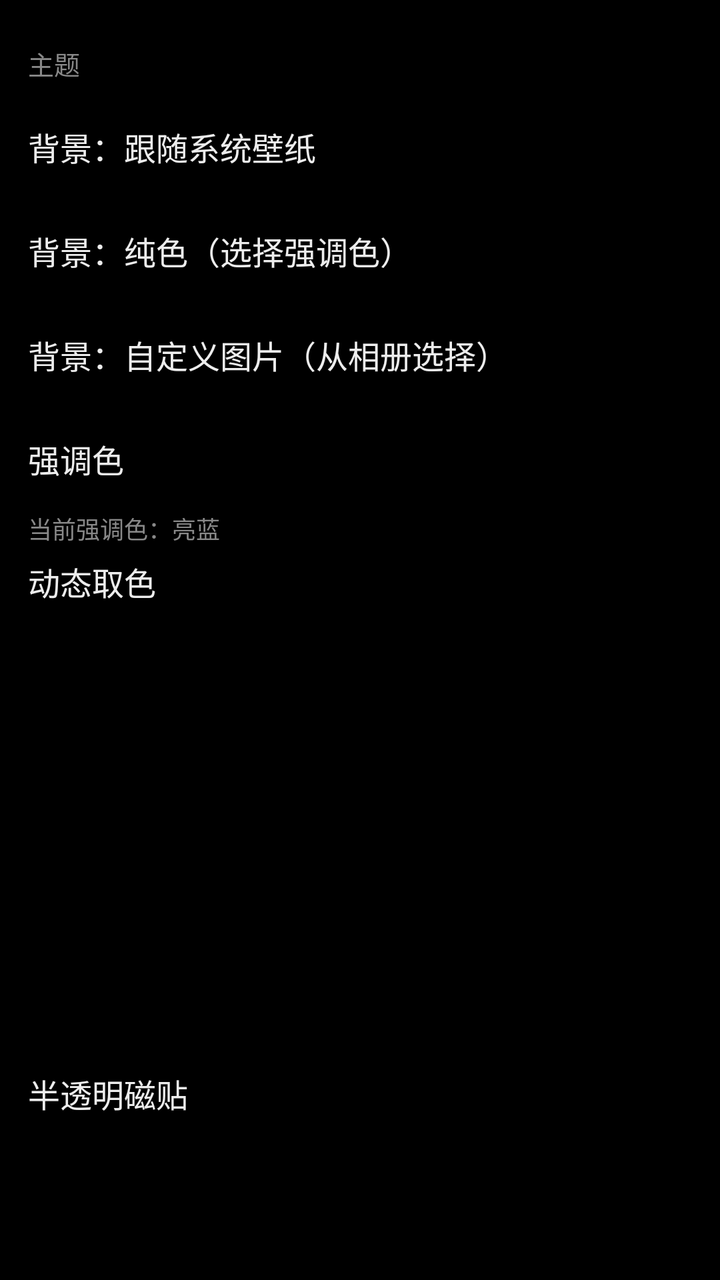
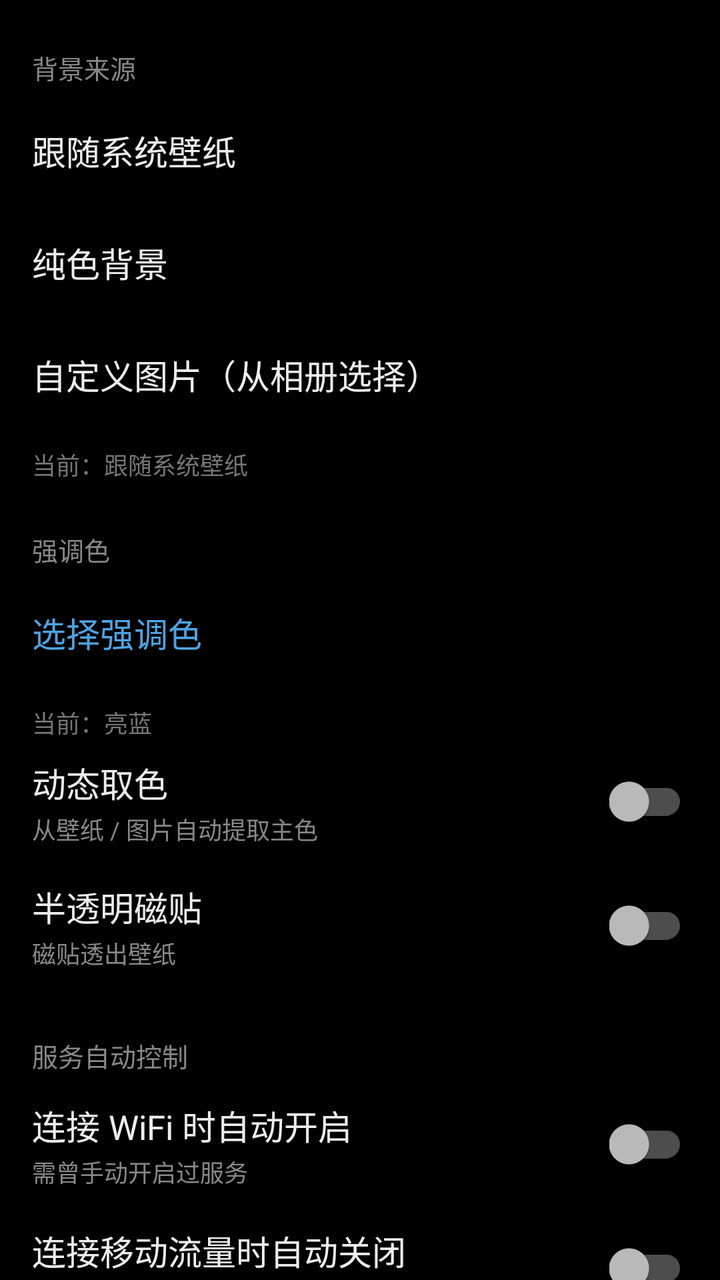

An Android layout rendered at two revisions. The XML below is the earlier revision; the diff shows what the commit changed to produce the second picture.
<!-- AndroidManifest.xml: application theme Theme.FindYouDevice.Old -->
<!-- res/layout/page_settings.xml -->
<?xml version="1.0" encoding="utf-8"?>
<androidx.core.widget.NestedScrollView xmlns:android="http://schemas.android.com/apk/res/android"
    android:layout_width="match_parent"
    android:layout_height="match_parent"
    android:background="#00000000"
    android:fillViewport="true">

    <LinearLayout
        android:layout_width="match_parent"
        android:layout_height="wrap_content"
        android:orientation="vertical"
        android:paddingBottom="28dp">
    <TextView
        android:layout_width="wrap_content"
        android:layout_height="wrap_content"
        android:layout_marginTop="22dp"
        android:paddingStart="14dp"
        android:text="主题"
        android:textColor="#FF888888"
        android:textSize="13sp" />

    <LinearLayout
        android:layout_width="match_parent"
        android:layout_height="wrap_content"
        android:layout_marginTop="6dp"
        android:orientation="vertical">
        <LinearLayout
            android:id="@+id/rowBgSystem"
            android:layout_width="match_parent"
            android:layout_height="wrap_content"
            android:background="@drawable/metro_row"
            android:clickable="true"
            android:focusable="true"
            android:gravity="center_vertical"
            android:minHeight="52dp"
            android:orientation="horizontal"
            android:paddingStart="14dp"
            android:paddingEnd="14dp">

            <TextView
                android:layout_width="0dp"
                android:layout_height="wrap_content"
                android:layout_weight="1"
                android:text="背景：跟随系统壁纸"
                android:textColor="#FFEDEDED"
                android:textSize="16sp" />
        </LinearLayout>
        <LinearLayout
            android:id="@+id/rowBgSolid"
            android:layout_width="match_parent"
            android:layout_height="wrap_content"
            android:background="@drawable/metro_row"
            android:clickable="true"
            android:focusable="true"
            android:gravity="center_vertical"
            android:minHeight="52dp"
            android:orientation="horizontal"
            android:paddingStart="14dp"
            android:paddingEnd="14dp">

            <TextView
                android:layout_width="0dp"
                android:layout_height="wrap_content"
                android:layout_weight="1"
                android:text="背景：纯色（选择强调色）"
                android:textColor="#FFEDEDED"
                android:textSize="16sp" />
        </LinearLayout>
        <LinearLayout
            android:id="@+id/rowBgImage"
            android:layout_width="match_parent"
            android:layout_height="wrap_content"
            android:background="@drawable/metro_row"
            android:clickable="true"
            android:focusable="true"
            android:gravity="center_vertical"
            android:minHeight="52dp"
            android:orientation="horizontal"
            android:paddingStart="14dp"
            android:paddingEnd="14dp">

            <TextView
                android:layout_width="0dp"
                android:layout_height="wrap_content"
                android:layout_weight="1"
                android:text="背景：自定义图片（从相册选择）"
                android:textColor="#FFEDEDED"
                android:textSize="16sp" />
        </LinearLayout>
        <LinearLayout
            android:id="@+id/rowHue"
            android:layout_width="match_parent"
            android:layout_height="wrap_content"
            android:background="@drawable/metro_row"
            android:clickable="true"
            android:focusable="true"
            android:gravity="center_vertical"
            android:minHeight="52dp"
            android:orientation="horizontal"
            android:paddingStart="14dp"
            android:paddingEnd="14dp">

            <TextView
                android:layout_width="0dp"
                android:layout_height="wrap_content"
                android:layout_weight="1"
                android:text="强调色"
                android:textColor="#FFEDEDED"
                android:textSize="16sp" />
        </LinearLayout>
        <TextView
            android:id="@+id/tvHue"
            android:layout_width="match_parent"
            android:layout_height="wrap_content"
            android:paddingStart="14dp"
            android:paddingBottom="6dp"
            android:text="当前强调色：亮蓝"
            android:textColor="#FF888888"
            android:textSize="12sp" />
        <LinearLayout
            android:layout_width="match_parent"
            android:layout_height="wrap_content"
            android:gravity="center_vertical"
            android:minHeight="60dp"
            android:orientation="horizontal"
            android:paddingStart="14dp"
            android:paddingEnd="14dp">

            <LinearLayout
                android:layout_width="0dp"
                android:layout_height="wrap_content"
                android:layout_weight="1"
                android:orientation="vertical">

                <TextView
                    android:layout_width="wrap_content"
                    android:layout_height="wrap_content"
                    android:text="动态取色"
                    android:textColor="#FFEDEDED"
                    android:textSize="16sp" />
                
            <TextView
                android:layout_width="0dp"
                android:layout_height="wrap_content"
                android:layout_weight="1"
                android:text="从壁纸 / 图片自动提取主色"
                android:textColor="#FF888888"
                android:textSize="12sp" />
            </LinearLayout>

            <androidx.appcompat.widget.SwitchCompat
                android:track="@drawable/wp_switch_track"
                android:thumb="@drawable/wp_switch_thumb"
                android:id="@+id/swDynamic"
                android:layout_width="wrap_content"
                android:layout_height="wrap_content" />
        </LinearLayout>
        <LinearLayout
            android:layout_width="match_parent"
            android:layout_height="wrap_content"
            android:gravity="center_vertical"
            android:minHeight="60dp"
            android:orientation="horizontal"
            android:paddingStart="14dp"
            android:paddingEnd="14dp">

            <LinearLayout
                android:layout_width="0dp"
                android:layout_height="wrap_content"
                android:layout_weight="1"
                android:orientation="vertical">

                <TextView
                    android:layout_width="wrap_content"
                    android:layout_height="wrap_content"
                    android:text="半透明磁贴"
                    android:textColor="#FFEDEDED"
                    android:textSize="16sp" />
                
            <TextView
                android:layout_width="0dp"
                android:layout_height="wrap_content"
                android:layout_weight="1"
                android:text="磁贴明显透出壁纸"
                android:textColor="#FF888888"
                android:textSize="12sp" />
            </LinearLayout>

            <androidx.appcompat.widget.SwitchCompat
                android:track="@drawable/wp_switch_track"
                android:thumb="@drawable/wp_switch_thumb"
                android:id="@+id/swTransparent"
                android:layout_width="wrap_content"
                android:layout_height="wrap_content" />
        </LinearLayout>
    </LinearLayout>
    <TextView
        android:layout_width="wrap_content"
        android:layout_height="wrap_content"
        android:layout_marginTop="22dp"
        android:paddingStart="14dp"
        android:text="服务自动控制"
        android:textColor="#FF888888"
        android:textSize="13sp" />

    <LinearLayout
        android:layout_width="match_parent"
        android:layout_height="wrap_content"
        android:layout_marginTop="6dp"
        android:orientation="vertical">
        <LinearLayout
            android:layout_width="match_parent"
            android:layout_height="wrap_content"
            android:gravity="center_vertical"
            android:minHeight="60dp"
            android:orientation="horizontal"
            android:paddingStart="14dp"
            android:paddingEnd="14dp">

            <LinearLayout
                android:layout_width="0dp"
                android:layout_height="wrap_content"
                android:layout_weight="1"
                android:orientation="vertical">

                <TextView
                    android:layout_width="wrap_content"
                    android:layout_height="wrap_content"
                    android:text="连接 WiFi 时自动开启"
                    android:textColor="#FFEDEDED"
                    android:textSize="16sp" />
                
            </LinearLayout>

            <androidx.appcompat.widget.SwitchCompat
                android:track="@drawable/wp_switch_track"
                android:thumb="@drawable/wp_switch_thumb"
                android:id="@+id/swAutoWifi"
                android:layout_width="wrap_content"
                android:layout_height="wrap_content" />
        </LinearLayout>
        <LinearLayout
            android:layout_width="match_parent"
            android:layout_height="wrap_content"
            android:gravity="center_vertical"
            android:minHeight="60dp"
            android:orientation="horizontal"
            android:paddingStart="14dp"
            android:paddingEnd="14dp">

            <LinearLayout
                android:layout_width="0dp"
                android:layout_height="wrap_content"
                android:layout_weight="1"
                android:orientation="vertical">

                <TextView
                    android:layout_width="wrap_content"
                    android:layout_height="wrap_content"
                    android:text="连接移动流量时自动关闭"
                    android:textColor="#FFEDEDED"
                    android:textSize="16sp" />
                
            </LinearLayout>

            <androidx.appcompat.widget.SwitchCompat
                android:track="@drawable/wp_switch_track"
                android:thumb="@drawable/wp_switch_thumb"
                android:id="@+id/swAutoCell"
                android:layout_width="wrap_content"
                android:layout_height="wrap_content" />
        </LinearLayout>
        <LinearLayout
            android:layout_width="match_parent"
            android:layout_height="wrap_content"
            android:gravity="center_vertical"
            android:minHeight="60dp"
            android:orientation="horizontal"
            android:paddingStart="14dp"
            android:paddingEnd="14dp">

            <LinearLayout
                android:layout_width="0dp"
                android:layout_height="wrap_content"
                android:layout_weight="1"
                android:orientation="vertical">

                <TextView
                    android:layout_width="wrap_content"
                    android:layout_height="wrap_content"
                    android:text="连接热点 / 计量网络时自动关闭"
                    android:textColor="#FFEDEDED"
                    android:textSize="16sp" />
                
            </LinearLayout>

            <androidx.appcompat.widget.SwitchCompat
                android:track="@drawable/wp_switch_track"
                android:thumb="@drawable/wp_switch_thumb"
                android:id="@+id/swAutoMetered"
                android:layout_width="wrap_content"
                android:layout_height="wrap_content" />
        </LinearLayout>
    </LinearLayout>
    <TextView
        android:layout_width="wrap_content"
        android:layout_height="wrap_content"
        android:layout_marginTop="22dp"
        android:paddingStart="14dp"
        android:text="主机配置"
        android:textColor="#FF888888"
        android:textSize="13sp" />

    <LinearLayout
        android:layout_width="match_parent"
        android:layout_height="wrap_content"
        android:layout_marginTop="6dp"
        android:orientation="vertical"
        android:paddingStart="14dp"
        android:paddingEnd="14dp">

        <EditText
            android:id="@+id/etPassword"
            android:layout_width="match_parent"
            android:layout_height="wrap_content"
            android:layout_marginTop="6dp"
            android:hint="Web 控制台密码（留空清除）"
            android:inputType="textPassword"
            android:textColor="#FFEDEDED"
            android:textColorHint="#FF777777"
            android:textSize="15sp" />

        <TextView
            android:id="@+id/btnSavePwd"
            android:layout_width="match_parent"
            android:layout_height="46dp"
            android:layout_marginTop="8dp"
            android:background="@drawable/metro_row"
            android:gravity="start|center_vertical"
            android:text="保存密码"
            android:textColor="#FF4FA3E3"
            android:textSize="15sp" />

        <EditText
            android:id="@+id/etFlash"
            android:layout_width="match_parent"
            android:layout_height="wrap_content"
            android:layout_marginTop="10dp"
            android:hint="闪光灯 sysfs 节点（root）"
            android:inputType="text"
            android:textColor="#FFEDEDED"
            android:textColorHint="#FF777777"
            android:textSize="15sp" />

        <TextView
            android:id="@+id/btnSaveFlash"
            android:layout_width="match_parent"
            android:layout_height="46dp"
            android:layout_marginTop="8dp"
            android:background="@drawable/metro_row"
            android:gravity="start|center_vertical"
            android:text="保存节点"
            android:textColor="#FF4FA3E3"
            android:textSize="15sp" />

        <TextView
            android:id="@+id/tvBgMode"
            android:layout_width="wrap_content"
            android:layout_height="wrap_content"
            android:layout_marginTop="12dp"
            android:text="当前：系统壁纸"
            android:textColor="#FF777777"
            android:textSize="12sp" />

        <TextView
            android:layout_width="wrap_content"
            android:layout_height="wrap_content"
            android:layout_marginTop="2dp"
            android:text="FindYouDevice-old v1.0.0"
            android:textColor="#FF777777"
            android:textSize="12sp" />
    </LinearLayout>

    <TextView
        android:layout_width="wrap_content"
        android:layout_height="wrap_content"
        android:layout_marginTop="22dp"
        android:paddingStart="14dp"
        android:text="联系与项目"
        android:textColor="#FF888888"
        android:textSize="13sp" />

    <LinearLayout
        android:layout_width="match_parent"
        android:layout_height="wrap_content"
        android:layout_marginTop="6dp"
        android:orientation="vertical">
        <LinearLayout
            android:id="@+id/rowProjectSet"
            android:layout_width="match_parent"
            android:layout_height="wrap_content"
            android:background="@drawable/metro_row"
            android:clickable="true"
            android:focusable="true"
            android:gravity="center_vertical"
            android:minHeight="52dp"
            android:orientation="horizontal"
            android:paddingStart="14dp"
            android:paddingEnd="14dp">

            <TextView
                android:layout_width="0dp"
                android:layout_height="wrap_content"
                android:layout_weight="1"
                android:text="项目地址（点击打开）"
                android:textColor="#FFEDEDED"
                android:textSize="16sp" />
        </LinearLayout>
        <LinearLayout
            android:id="@+id/rowQqSet"
            android:layout_width="match_parent"
            android:layout_height="wrap_content"
            android:background="@drawable/metro_row"
            android:clickable="true"
            android:focusable="true"
            android:gravity="center_vertical"
            android:minHeight="52dp"
            android:orientation="horizontal"
            android:paddingStart="14dp"
            android:paddingEnd="14dp">

            <TextView
                android:layout_width="0dp"
                android:layout_height="wrap_content"
                android:layout_weight="1"
                android:text="联系作者 · QQ（点击复制）3891605032"
                android:textColor="#FFEDEDED"
                android:textSize="16sp" />
        </LinearLayout>
        <LinearLayout
            android:id="@+id/rowMailSet"
            android:layout_width="match_parent"
            android:layout_height="wrap_content"
            android:background="@drawable/metro_row"
            android:clickable="true"
            android:focusable="true"
            android:gravity="center_vertical"
            android:minHeight="52dp"
            android:orientation="horizontal"
            android:paddingStart="14dp"
            android:paddingEnd="14dp">

            <TextView
                android:layout_width="0dp"
                android:layout_height="wrap_content"
                android:layout_weight="1"
                android:text="fxxkhw676767@outlook.com"
                android:textColor="#FFEDEDED"
                android:textSize="16sp" />
        </LinearLayout>
    </LinearLayout>
    </LinearLayout>
</androidx.core.widget.NestedScrollView>
<!-- resources referenced by this layout -->
<resources>
  <!-- drawable metro_row (drawable) -->
  <?xml version="1.0" encoding="utf-8"?>
  <selector xmlns:android="http://schemas.android.com/apk/res/android">
      <item android:state_pressed="true">
          <shape android:shape="rectangle">
              <solid android:color="@color/metro_tile_blue" />
              <corners android:radius="0dp" />
          </shape>
      </item>
      <item>
          <shape android:shape="rectangle">
              <solid android:color="#00000000" />
              <corners android:radius="0dp" />
          </shape>
      </item>
  </selector>
  <!-- drawable wp_switch_thumb (drawable) -->
  <?xml version="1.0" encoding="utf-8"?>
  <selector xmlns:android="http://schemas.android.com/apk/res/android">
      <item android:state_checked="true">
          <shape android:shape="rectangle">
              <solid android:color="#FFEDEDED" />
              <corners android:radius="0dp" />
          </shape>
      </item>
      <item>
          <shape android:shape="rectangle">
              <solid android:color="#FFEDEDED" />
              <corners android:radius="0dp" />
          </shape>
      </item>
  </selector>
  <!-- drawable wp_switch_track (drawable) -->
  <?xml version="1.0" encoding="utf-8"?>
  <selector xmlns:android="http://schemas.android.com/apk/res/android">
      <item android:state_checked="true">
          <shape android:shape="rectangle">
              <solid android:color="#FF5A5A5A" />
              <corners android:radius="0dp" />
              <stroke android:width="1dp" android:color="#FFEDEDED" />
          </shape>
      </item>
      <item>
          <shape android:shape="rectangle">
              <solid android:color="#FF2A2A2A" />
              <corners android:radius="0dp" />
              <stroke android:width="1dp" android:color="#FF888888" />
          </shape>
      </item>
  </selector>
  <style name="Theme.FindYouDevice.Old" parent="Theme.AppCompat.NoActionBar">
          <item name="android:windowBackground">@color/metro_bg</item>
          <item name="android:statusBarColor">@color/metro_bg</item>
          <item name="android:colorBackground">@color/metro_bg</item>
          <item name="colorPrimary">@color/metro_tile_blue</item>
          <item name="colorPrimaryDark">@color/metro_tile_blue_pressed</item>
          <item name="colorAccent">@color/metro_tile_blue</item>
          <item name="android:textColorPrimary">@color/metro_text_primary</item>
          <item name="android:textColorSecondary">@color/metro_text_secondary</item>
      </style>
  <color name="metro_tile_blue">#FF0078D7</color>
  <color name="metro_bg">#FF000000</color>
  <color name="metro_tile_blue_pressed">#FF005A9E</color>
  <color name="metro_text_primary">#FFFFFFFF</color>
  <color name="metro_text_secondary">#FFAAAAAA</color>
</resources>

<!-- the commit's change to res/layout/page_settings.xml (unified diff, before → after) -->
@@ -9,455 +9,375 @@
         android:layout_width="match_parent"
         android:layout_height="wrap_content"
         android:orientation="vertical"
-        android:paddingBottom="28dp">
-    <TextView
-        android:layout_width="wrap_content"
-        android:layout_height="wrap_content"
-        android:layout_marginTop="22dp"
-        android:paddingStart="14dp"
-        android:text="主题"
-        android:textColor="#FF888888"
-        android:textSize="13sp" />
-
+        android:paddingBottom="32dp">
+    <TextView
+        android:layout_width="wrap_content"
+        android:layout_height="wrap_content"
+        android:layout_marginTop="24dp"
+        android:layout_marginBottom="4dp"
+        android:paddingStart="16dp"
+        android:text="背景来源"
+        android:textColor="#FF888888"
+        android:textSize="13sp" />
+        <TextView
+            android:id="@+id/rowBgSystem"
+            android:layout_width="match_parent"
+            android:layout_height="56dp"
+            android:background="@drawable/metro_row"
+            android:gravity="start|center_vertical"
+            android:paddingStart="16dp"
+            android:paddingEnd="16dp"
+            android:text="跟随系统壁纸"
+            android:textColor="#FFEDEDED"
+            android:textSize="17sp" />
+        <TextView
+            android:id="@+id/rowBgSolid"
+            android:layout_width="match_parent"
+            android:layout_height="56dp"
+            android:background="@drawable/metro_row"
+            android:gravity="start|center_vertical"
+            android:paddingStart="16dp"
+            android:paddingEnd="16dp"
+            android:text="纯色背景"
+            android:textColor="#FFEDEDED"
+            android:textSize="17sp" />
+        <TextView
+            android:id="@+id/rowBgImage"
+            android:layout_width="match_parent"
+            android:layout_height="56dp"
+            android:background="@drawable/metro_row"
+            android:gravity="start|center_vertical"
+            android:paddingStart="16dp"
+            android:paddingEnd="16dp"
+            android:text="自定义图片（从相册选择）"
+            android:textColor="#FFEDEDED"
+            android:textSize="17sp" />
+    <TextView
+        android:id="@+id/tvBgCurrent"
+        android:layout_width="wrap_content"
+        android:layout_height="wrap_content"
+        android:paddingStart="16dp"
+        android:paddingTop="8dp"
+        android:text="当前：跟随系统壁纸"
+        android:textColor="#FF777777"
+        android:textSize="12sp" />
+    <TextView
+        android:layout_width="wrap_content"
+        android:layout_height="wrap_content"
+        android:layout_marginTop="24dp"
+        android:layout_marginBottom="4dp"
+        android:paddingStart="16dp"
+        android:text="强调色"
+        android:textColor="#FF888888"
+        android:textSize="13sp" />
+        <TextView
+            android:id="@+id/rowHue"
+            android:layout_width="match_parent"
+            android:layout_height="56dp"
+            android:background="@drawable/metro_row"
+            android:gravity="start|center_vertical"
+            android:paddingStart="16dp"
+            android:paddingEnd="16dp"
+            android:text="选择强调色"
+            android:textColor="#FF4FA3E3"
+            android:textSize="17sp" />
+    <TextView
+        android:id="@+id/tvHue"
+        android:layout_width="wrap_content"
+        android:layout_height="wrap_content"
+        android:paddingStart="16dp"
+        android:paddingTop="8dp"
+        android:text="当前：亮蓝"
+        android:textColor="#FF777777"
+        android:textSize="12sp" />
+        <LinearLayout
+            android:layout_width="match_parent"
+            android:layout_height="wrap_content"
+            android:gravity="center_vertical"
+            android:minHeight="62dp"
+            android:orientation="horizontal"
+            android:paddingStart="16dp"
+            android:paddingEnd="16dp">
+
+            <LinearLayout
+                android:layout_width="0dp"
+                android:layout_height="wrap_content"
+                android:layout_weight="1"
+                android:orientation="vertical">
+
+                <TextView
+                    android:layout_width="wrap_content"
+                    android:layout_height="wrap_content"
+                    android:text="动态取色"
+                    android:textColor="#FFEDEDED"
+                    android:textSize="17sp" />
+                <TextView
+                    android:layout_width="wrap_content"
+                    android:layout_height="wrap_content"
+                    android:layout_marginTop="2dp"
+                    android:text="从壁纸 / 图片自动提取主色"
+                    android:textColor="#FF888888"
+                    android:textSize="12sp" />
+            </LinearLayout>
+
+            <androidx.appcompat.widget.SwitchCompat
+                android:id="@+id/swDynamic"
+                android:layout_width="wrap_content"
+                android:layout_height="wrap_content"
+                android:layout_marginStart="12dp" />
+        </LinearLayout>
+        <LinearLayout
+            android:layout_width="match_parent"
+            android:layout_height="wrap_content"
+            android:gravity="center_vertical"
+            android:minHeight="62dp"
+            android:orientation="horizontal"
+            android:paddingStart="16dp"
+            android:paddingEnd="16dp">
+
+            <LinearLayout
+                android:layout_width="0dp"
+                android:layout_height="wrap_content"
+                android:layout_weight="1"
+                android:orientation="vertical">
+
+                <TextView
+                    android:layout_width="wrap_content"
+                    android:layout_height="wrap_content"
+                    android:text="半透明磁贴"
+                    android:textColor="#FFEDEDED"
+                    android:textSize="17sp" />
+                <TextView
+                    android:layout_width="wrap_content"
+                    android:layout_height="wrap_content"
+                    android:layout_marginTop="2dp"
+                    android:text="磁贴透出壁纸"
+                    android:textColor="#FF888888"
+                    android:textSize="12sp" />
+            </LinearLayout>
+
+            <androidx.appcompat.widget.SwitchCompat
+                android:id="@+id/swTransparent"
+                android:layout_width="wrap_content"
+                android:layout_height="wrap_content"
+                android:layout_marginStart="12dp" />
+        </LinearLayout>
+    <TextView
+        android:layout_width="wrap_content"
+        android:layout_height="wrap_content"
+        android:layout_marginTop="24dp"
+        android:layout_marginBottom="4dp"
+        android:paddingStart="16dp"
+        android:text="服务自动控制"
+        android:textColor="#FF888888"
+        android:textSize="13sp" />
+        <LinearLayout
+            android:layout_width="match_parent"
+            android:layout_height="wrap_content"
+            android:gravity="center_vertical"
+            android:minHeight="62dp"
+            android:orientation="horizontal"
+            android:paddingStart="16dp"
+            android:paddingEnd="16dp">
+
+            <LinearLayout
+                android:layout_width="0dp"
+                android:layout_height="wrap_content"
+                android:layout_weight="1"
+                android:orientation="vertical">
+
+                <TextView
+                    android:layout_width="wrap_content"
+                    android:layout_height="wrap_content"
+                    android:text="连接 WiFi 时自动开启"
+                    android:textColor="#FFEDEDED"
+                    android:textSize="17sp" />
+                <TextView
+                    android:layout_width="wrap_content"
+                    android:layout_height="wrap_content"
+                    android:layout_marginTop="2dp"
+                    android:text="需曾手动开启过服务"
+                    android:textColor="#FF888888"
+                    android:textSize="12sp" />
+            </LinearLayout>
+
+            <androidx.appcompat.widget.SwitchCompat
+                android:id="@+id/swAutoWifi"
+                android:layout_width="wrap_content"
+                android:layout_height="wrap_content"
+                android:layout_marginStart="12dp" />
+        </LinearLayout>
+        <LinearLayout
+            android:layout_width="match_parent"
+            android:layout_height="wrap_content"
+            android:gravity="center_vertical"
+            android:minHeight="62dp"
+            android:orientation="horizontal"
+            android:paddingStart="16dp"
+            android:paddingEnd="16dp">
+
+            <LinearLayout
+                android:layout_width="0dp"
+                android:layout_height="wrap_content"
+                android:layout_weight="1"
+                android:orientation="vertical">
+
+                <TextView
+                    android:layout_width="wrap_content"
+                    android:layout_height="wrap_content"
+                    android:text="连接移动流量时自动关闭"
+                    android:textColor="#FFEDEDED"
+                    android:textSize="17sp" />
+                <TextView
+                    android:layout_width="wrap_content"
+                    android:layout_height="wrap_content"
+                    android:layout_marginTop="2dp"
+                    android:text=""
+                    android:textColor="#FF888888"
+                    android:textSize="12sp" />
+            </LinearLayout>
+
+            <androidx.appcompat.widget.SwitchCompat
+                android:id="@+id/swAutoCell"
+                android:layout_width="wrap_content"
+                android:layout_height="wrap_content"
+                android:layout_marginStart="12dp" />
+        </LinearLayout>
+        <LinearLayout
+            android:layout_width="match_parent"
+            android:layout_height="wrap_content"
+            android:gravity="center_vertical"
+            android:minHeight="62dp"
+            android:orientation="horizontal"
+            android:paddingStart="16dp"
+            android:paddingEnd="16dp">
+
+            <LinearLayout
+                android:layout_width="0dp"
+                android:layout_height="wrap_content"
+                android:layout_weight="1"
+                android:orientation="vertical">
+
+                <TextView
+                    android:layout_width="wrap_content"
+                    android:layout_height="wrap_content"
+                    android:text="连接热点 / 计量网络时自动关闭"
+                    android:textColor="#FFEDEDED"
+                    android:textSize="17sp" />
+                <TextView
+                    android:layout_width="wrap_content"
+                    android:layout_height="wrap_content"
+                    android:layout_marginTop="2dp"
+                    android:text=""
+                    android:textColor="#FF888888"
+                    android:textSize="12sp" />
+            </LinearLayout>
+
+            <androidx.appcompat.widget.SwitchCompat
+                android:id="@+id/swAutoMetered"
+                android:layout_width="wrap_content"
+                android:layout_height="wrap_content"
+                android:layout_marginStart="12dp" />
+        </LinearLayout>
+    <TextView
+        android:layout_width="wrap_content"
+        android:layout_height="wrap_content"
+        android:layout_marginTop="24dp"
+        android:layout_marginBottom="4dp"
+        android:paddingStart="16dp"
+        android:text="主机配置"
+        android:textColor="#FF888888"
+        android:textSize="13sp" />
     <LinearLayout
         android:layout_width="match_parent"
         android:layout_height="wrap_content"
-        android:layout_marginTop="6dp"
-        android:orientation="vertical">
-        <LinearLayout
-            android:id="@+id/rowBgSystem"
-            android:layout_width="match_parent"
-            android:layout_height="wrap_content"
-            android:background="@drawable/metro_row"
-            android:clickable="true"
-            android:focusable="true"
-            android:gravity="center_vertical"
-            android:minHeight="52dp"
-            android:orientation="horizontal"
-            android:paddingStart="14dp"
-            android:paddingEnd="14dp">
-
-            <TextView
-                android:layout_width="0dp"
-                android:layout_height="wrap_content"
-                android:layout_weight="1"
-                android:text="背景：跟随系统壁纸"
-                android:textColor="#FFEDEDED"
-                android:textSize="16sp" />
-        </LinearLayout>
-        <LinearLayout
-            android:id="@+id/rowBgSolid"
-            android:layout_width="match_parent"
-            android:layout_height="wrap_content"
-            android:background="@drawable/metro_row"
-            android:clickable="true"
-            android:focusable="true"
-            android:gravity="center_vertical"
-            android:minHeight="52dp"
-            android:orientation="horizontal"
-            android:paddingStart="14dp"
-            android:paddingEnd="14dp">
-
-            <TextView
-                android:layout_width="0dp"
-                android:layout_height="wrap_content"
-                android:layout_weight="1"
-                android:text="背景：纯色（选择强调色）"
-                android:textColor="#FFEDEDED"
-                android:textSize="16sp" />
-        </LinearLayout>
-        <LinearLayout
-            android:id="@+id/rowBgImage"
-            android:layout_width="match_parent"
-            android:layout_height="wrap_content"
-            android:background="@drawable/metro_row"
-            android:clickable="true"
-            android:focusable="true"
-            android:gravity="center_vertical"
-            android:minHeight="52dp"
-            android:orientation="horizontal"
-            android:paddingStart="14dp"
-            android:paddingEnd="14dp">
-
-            <TextView
-                android:layout_width="0dp"
-                android:layout_height="wrap_content"
-                android:layout_weight="1"
-                android:text="背景：自定义图片（从相册选择）"
-                android:textColor="#FFEDEDED"
-                android:textSize="16sp" />
-        </LinearLayout>
-        <LinearLayout
-            android:id="@+id/rowHue"
-            android:layout_width="match_parent"
-            android:layout_height="wrap_content"
-            android:background="@drawable/metro_row"
-            android:clickable="true"
-            android:focusable="true"
-            android:gravity="center_vertical"
-            android:minHeight="52dp"
-            android:orientation="horizontal"
-            android:paddingStart="14dp"
-            android:paddingEnd="14dp">
-
-            <TextView
-                android:layout_width="0dp"
-                android:layout_height="wrap_content"
-                android:layout_weight="1"
-                android:text="强调色"
-                android:textColor="#FFEDEDED"
-                android:textSize="16sp" />
-        </LinearLayout>
-        <TextView
-            android:id="@+id/tvHue"
-            android:layout_width="match_parent"
-            android:layout_height="wrap_content"
-            android:paddingStart="14dp"
-            android:paddingBottom="6dp"
-            android:text="当前强调色：亮蓝"
-            android:textColor="#FF888888"
-            android:textSize="12sp" />
-        <LinearLayout
-            android:layout_width="match_parent"
-            android:layout_height="wrap_content"
-            android:gravity="center_vertical"
-            android:minHeight="60dp"
-            android:orientation="horizontal"
-            android:paddingStart="14dp"
-            android:paddingEnd="14dp">
-
-            <LinearLayout
-                android:layout_width="0dp"
-                android:layout_height="wrap_content"
-                android:layout_weight="1"
-                android:orientation="vertical">
-
-                <TextView
-                    android:layout_width="wrap_content"
-                    android:layout_height="wrap_content"
-                    android:text="动态取色"
-                    android:textColor="#FFEDEDED"
-                    android:textSize="16sp" />
-                
-            <TextView
-                android:layout_width="0dp"
-                android:layout_height="wrap_content"
-                android:layout_weight="1"
-                android:text="从壁纸 / 图片自动提取主色"
-                android:textColor="#FF888888"
-                android:textSize="12sp" />
-            </LinearLayout>
-
-            <androidx.appcompat.widget.SwitchCompat
-                android:track="@drawable/wp_switch_track"
-                android:thumb="@drawable/wp_switch_thumb"
-                android:id="@+id/swDynamic"
-                android:layout_width="wrap_content"
-                android:layout_height="wrap_content" />
-        </LinearLayout>
-        <LinearLayout
-            android:layout_width="match_parent"
-            android:layout_height="wrap_content"
-            android:gravity="center_vertical"
-            android:minHeight="60dp"
-            android:orientation="horizontal"
-            android:paddingStart="14dp"
-            android:paddingEnd="14dp">
-
-            <LinearLayout
-                android:layout_width="0dp"
-                android:layout_height="wrap_content"
-                android:layout_weight="1"
-                android:orientation="vertical">
-
-                <TextView
-                    android:layout_width="wrap_content"
-                    android:layout_height="wrap_content"
-                    android:text="半透明磁贴"
-                    android:textColor="#FFEDEDED"
-                    android:textSize="16sp" />
-                
-            <TextView
-                android:layout_width="0dp"
-                android:layout_height="wrap_content"
-                android:layout_weight="1"
-                android:text="磁贴明显透出壁纸"
-                android:textColor="#FF888888"
-                android:textSize="12sp" />
-            </LinearLayout>
-
-            <androidx.appcompat.widget.SwitchCompat
-                android:track="@drawable/wp_switch_track"
-                android:thumb="@drawable/wp_switch_thumb"
-                android:id="@+id/swTransparent"
-                android:layout_width="wrap_content"
-                android:layout_height="wrap_content" />
-        </LinearLayout>
-    </LinearLayout>
-    <TextView
-        android:layout_width="wrap_content"
-        android:layout_height="wrap_content"
-        android:layout_marginTop="22dp"
-        android:paddingStart="14dp"
-        android:text="服务自动控制"
-        android:textColor="#FF888888"
-        android:textSize="13sp" />
-
-    <LinearLayout
-        android:layout_width="match_parent"
-        android:layout_height="wrap_content"
-        android:layout_marginTop="6dp"
-        android:orientation="vertical">
-        <LinearLayout
-            android:layout_width="match_parent"
-            android:layout_height="wrap_content"
-            android:gravity="center_vertical"
-            android:minHeight="60dp"
-            android:orientation="horizontal"
-            android:paddingStart="14dp"
-            android:paddingEnd="14dp">
-
-            <LinearLayout
-                android:layout_width="0dp"
-                android:layout_height="wrap_content"
-                android:layout_weight="1"
-                android:orientation="vertical">
-
-                <TextView
-                    android:layout_width="wrap_content"
-                    android:layout_height="wrap_content"
-                    android:text="连接 WiFi 时自动开启"
-                    android:textColor="#FFEDEDED"
-                    android:textSize="16sp" />
-                
-            </LinearLayout>
-
-            <androidx.appcompat.widget.SwitchCompat
-                android:track="@drawable/wp_switch_track"
-                android:thumb="@drawable/wp_switch_thumb"
-                android:id="@+id/swAutoWifi"
-                android:layout_width="wrap_content"
-                android:layout_height="wrap_content" />
-        </LinearLayout>
-        <LinearLayout
-            android:layout_width="match_parent"
-            android:layout_height="wrap_content"
-            android:gravity="center_vertical"
-            android:minHeight="60dp"
-            android:orientation="horizontal"
-            android:paddingStart="14dp"
-            android:paddingEnd="14dp">
-
-            <LinearLayout
-                android:layout_width="0dp"
-                android:layout_height="wrap_content"
-                android:layout_weight="1"
-                android:orientation="vertical">
-
-                <TextView
-                    android:layout_width="wrap_content"
-                    android:layout_height="wrap_content"
-                    android:text="连接移动流量时自动关闭"
-                    android:textColor="#FFEDEDED"
-                    android:textSize="16sp" />
-                
-            </LinearLayout>
-
-            <androidx.appcompat.widget.SwitchCompat
-                android:track="@drawable/wp_switch_track"
-                android:thumb="@drawable/wp_switch_thumb"
-                android:id="@+id/swAutoCell"
-                android:layout_width="wrap_content"
-                android:layout_height="wrap_content" />
-        </LinearLayout>
-        <LinearLayout
-            android:layout_width="match_parent"
-            android:layout_height="wrap_content"
-            android:gravity="center_vertical"
-            android:minHeight="60dp"
-            android:orientation="horizontal"
-            android:paddingStart="14dp"
-            android:paddingEnd="14dp">
-
-            <LinearLayout
-                android:layout_width="0dp"
-                android:layout_height="wrap_content"
-                android:layout_weight="1"
-                android:orientation="vertical">
-
-                <TextView
-                    android:layout_width="wrap_content"
-                    android:layout_height="wrap_content"
-                    android:text="连接热点 / 计量网络时自动关闭"
-                    android:textColor="#FFEDEDED"
-                    android:textSize="16sp" />
-                
-            </LinearLayout>
-
-            <androidx.appcompat.widget.SwitchCompat
-                android:track="@drawable/wp_switch_track"
-                android:thumb="@drawable/wp_switch_thumb"
-                android:id="@+id/swAutoMetered"
-                android:layout_width="wrap_content"
-                android:layout_height="wrap_content" />
-        </LinearLayout>
-    </LinearLayout>
-    <TextView
-        android:layout_width="wrap_content"
-        android:layout_height="wrap_content"
-        android:layout_marginTop="22dp"
-        android:paddingStart="14dp"
-        android:text="主机配置"
-        android:textColor="#FF888888"
-        android:textSize="13sp" />
-
-    <LinearLayout
-        android:layout_width="match_parent"
-        android:layout_height="wrap_content"
-        android:layout_marginTop="6dp"
         android:orientation="vertical"
-        android:paddingStart="14dp"
-        android:paddingEnd="14dp">
+        android:paddingStart="16dp"
+        android:paddingEnd="16dp">
 
         <EditText
             android:id="@+id/etPassword"
             android:layout_width="match_parent"
             android:layout_height="wrap_content"
-            android:layout_marginTop="6dp"
+            android:layout_marginTop="8dp"
             android:hint="Web 控制台密码（留空清除）"
             android:inputType="textPassword"
             android:textColor="#FFEDEDED"
             android:textColorHint="#FF777777"
-            android:textSize="15sp" />
+            android:textSize="16sp" />
 
         <TextView
             android:id="@+id/btnSavePwd"
             android:layout_width="match_parent"
-            android:layout_height="46dp"
-            android:layout_marginTop="8dp"
+            android:layout_height="48dp"
             android:background="@drawable/metro_row"
             android:gravity="start|center_vertical"
             android:text="保存密码"
             android:textColor="#FF4FA3E3"
-            android:textSize="15sp" />
+            android:textSize="16sp" />
 
         <EditText
             android:id="@+id/etFlash"
             android:layout_width="match_parent"
             android:layout_height="wrap_content"
-            android:layout_marginTop="10dp"
+            android:layout_marginTop="12dp"
             android:hint="闪光灯 sysfs 节点（root）"
             android:inputType="text"
             android:textColor="#FFEDEDED"
             android:textColorHint="#FF777777"
-            android:textSize="15sp" />
+            android:textSize="16sp" />
 
         <TextView
             android:id="@+id/btnSaveFlash"
             android:layout_width="match_parent"
-            android:layout_height="46dp"
-            android:layout_marginTop="8dp"
+            android:layout_height="48dp"
             android:background="@drawable/metro_row"
             android:gravity="start|center_vertical"
             android:text="保存节点"
             android:textColor="#FF4FA3E3"
-            android:textSize="15sp" />
-
-        <TextView
-            android:id="@+id/tvBgMode"
-            android:layout_width="wrap_content"
-            android:layout_height="wrap_content"
-            android:layout_marginTop="12dp"
-            android:text="当前：系统壁纸"
-            android:textColor="#FF777777"
-            android:textSize="12sp" />
-
-        <TextView
-            android:layout_width="wrap_content"
-            android:layout_height="wrap_content"
-            android:layout_marginTop="2dp"
-            android:text="FindYouDevice-old v1.0.0"
-            android:textColor="#FF777777"
-            android:textSize="12sp" />
+            android:textSize="16sp" />
     </LinearLayout>
-
-    <TextView
-        android:layout_width="wrap_content"
-        android:layout_height="wrap_content"
-        android:layout_marginTop="22dp"
-        android:paddingStart="14dp"
+    <TextView
+        android:layout_width="wrap_content"
+        android:layout_height="wrap_content"
+        android:layout_marginTop="24dp"
+        android:layout_marginBottom="4dp"
+        android:paddingStart="16dp"
         android:text="联系与项目"
         android:textColor="#FF888888"
         android:textSize="13sp" />
-
-    <LinearLayout
-        android:layout_width="match_parent"
-        android:layout_height="wrap_content"
-        android:layout_marginTop="6dp"
-        android:orientation="vertical">
-        <LinearLayout
+        <TextView
             android:id="@+id/rowProjectSet"
             android:layout_width="match_parent"
-            android:layout_height="wrap_content"
-            android:background="@drawable/metro_row"
-            android:clickable="true"
-            android:focusable="true"
-            android:gravity="center_vertical"
-            android:minHeight="52dp"
-            android:orientation="horizontal"
-            android:paddingStart="14dp"
-            android:paddingEnd="14dp">
-
-            <TextView
-                android:layout_width="0dp"
-                android:layout_height="wrap_content"
-                android:layout_weight="1"
-                android:text="项目地址（点击打开）"
-                android:textColor="#FFEDEDED"
-                android:textSize="16sp" />
-        </LinearLayout>
-        <LinearLayout
+            android:layout_height="56dp"
+            android:background="@drawable/metro_row"
+            android:gravity="start|center_vertical"
+            android:paddingStart="16dp"
+            android:paddingEnd="16dp"
+            android:text="项目地址（点击打开）"
+            android:textColor="#FFEDEDED"
+            android:textSize="17sp" />
+        <TextView
             android:id="@+id/rowQqSet"
             android:layout_width="match_parent"
-            android:layout_height="wrap_content"
-            android:background="@drawable/metro_row"
-            android:clickable="true"
-            android:focusable="true"
-            android:gravity="center_vertical"
-            android:minHeight="52dp"
-            android:orientation="horizontal"
-            android:paddingStart="14dp"
-            android:paddingEnd="14dp">
-
-            <TextView
-                android:layout_width="0dp"
-                android:layout_height="wrap_content"
-                android:layout_weight="1"
-                android:text="联系作者 · QQ（点击复制）3891605032"
-                android:textColor="#FFEDEDED"
-                android:textSize="16sp" />
-        </LinearLayout>
-        <LinearLayout
+            android:layout_height="56dp"
+            android:background="@drawable/metro_row"
+            android:gravity="start|center_vertical"
+            android:paddingStart="16dp"
+            android:paddingEnd="16dp"
+            android:text="联系作者 · QQ（点击复制）"
+            android:textColor="#FFEDEDED"
+            android:textSize="17sp" />
+        <TextView
             android:id="@+id/rowMailSet"
             android:layout_width="match_parent"
-            android:layout_height="wrap_content"
-            android:background="@drawable/metro_row"
-            android:clickable="true"
-            android:focusable="true"
-            android:gravity="center_vertical"
-            android:minHeight="52dp"
-            android:orientation="horizontal"
-            android:paddingStart="14dp"
-            android:paddingEnd="14dp">
-
-            <TextView
-                android:layout_width="0dp"
-                android:layout_height="wrap_content"
-                android:layout_weight="1"
-                android:text="fxxkhw676767@outlook.com"
-                android:textColor="#FFEDEDED"
-                android:textSize="16sp" />
-        </LinearLayout>
-    </LinearLayout>
+            android:layout_height="56dp"
+            android:background="@drawable/metro_row"
+            android:gravity="start|center_vertical"
+            android:paddingStart="16dp"
+            android:paddingEnd="16dp"
+            android:text="fxxkhw676767@outlook.com"
+            android:textColor="#FFEDEDED"
+            android:textSize="17sp" />
     </LinearLayout>
 </androidx.core.widget.NestedScrollView>
<!-- resource entries referenced after the edit -->
@@ -13,40 +13,6 @@
           <shape android:shape="rectangle">
               <solid android:color="#00000000" />
               <corners android:radius="0dp" />
-          </shape>
-      </item>
-  </selector>
-  <!-- drawable wp_switch_thumb (drawable) -->
-  <?xml version="1.0" encoding="utf-8"?>
-  <selector xmlns:android="http://schemas.android.com/apk/res/android">
-      <item android:state_checked="true">
-          <shape android:shape="rectangle">
-              <solid android:color="#FFEDEDED" />
-              <corners android:radius="0dp" />
-          </shape>
-      </item>
-      <item>
-          <shape android:shape="rectangle">
-              <solid android:color="#FFEDEDED" />
-              <corners android:radius="0dp" />
-          </shape>
-      </item>
-  </selector>
-  <!-- drawable wp_switch_track (drawable) -->
-  <?xml version="1.0" encoding="utf-8"?>
-  <selector xmlns:android="http://schemas.android.com/apk/res/android">
-      <item android:state_checked="true">
-          <shape android:shape="rectangle">
-              <solid android:color="#FF5A5A5A" />
-              <corners android:radius="0dp" />
-              <stroke android:width="1dp" android:color="#FFEDEDED" />
-          </shape>
-      </item>
-      <item>
-          <shape android:shape="rectangle">
-              <solid android:color="#FF2A2A2A" />
-              <corners android:radius="0dp" />
-              <stroke android:width="1dp" android:color="#FF888888" />
           </shape>
       </item>
   </selector>
